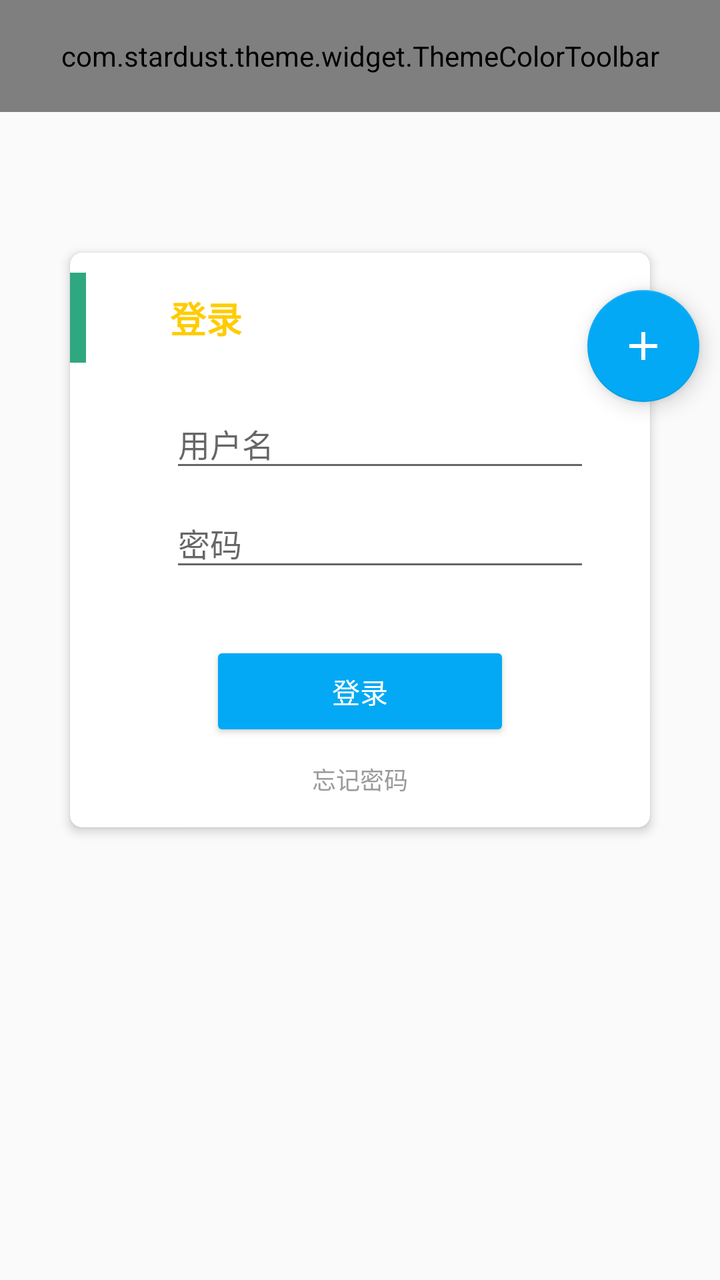
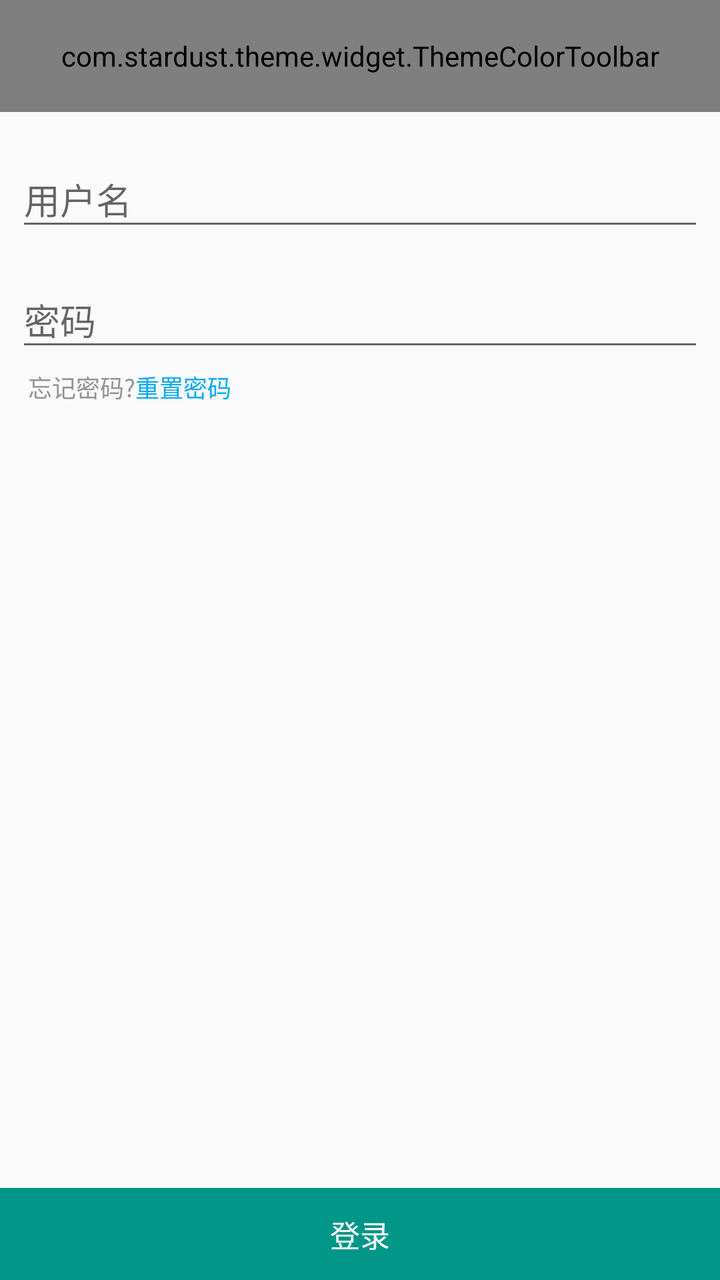

Screens rendered from an Android XML layout before and after an edit, with the pre-edit source and the edit as a unified diff.
<!-- AndroidManifest.xml: application theme AppTheme -->
<!-- res/layout/activity_login.xml -->
<?xml version="1.0" encoding="utf-8"?>
<LinearLayout xmlns:android="http://schemas.android.com/apk/res/android"
              xmlns:app="http://schemas.android.com/apk/res-auto"
              xmlns:tools="http://schemas.android.com/tools"
              android:layout_width="match_parent"
              android:layout_height="match_parent"
              android:orientation="vertical">


    <android.support.design.widget.AppBarLayout
        android:id="@+id/app_bar"
        android:layout_width="match_parent"
        android:layout_height="wrap_content"
        android:theme="@style/AppTheme.AppBarOverlay">

        <com.stardust.theme.widget.ThemeColorToolbar
            android:id="@+id/toolbar"
            android:layout_width="match_parent"
            android:layout_height="?attr/actionBarSize"
            android:title="@string/text_login"
            app:layout_scrollFlags="scroll|enterAlways"
            app:popupTheme="@style/AppTheme.PopupOverlay"/>

    </android.support.design.widget.AppBarLayout>


    <RelativeLayout
        android:layout_width="match_parent"
        android:layout_height="match_parent">

        <android.support.v7.widget.CardView
            android:id="@+id/cv"
            android:layout_width="300dp"
            android:layout_height="300dp"
            android:layout_centerHorizontal="true"
            android:layout_marginTop="64dp"
            app:cardCornerRadius="6dp"
            app:cardElevation="3dp"
            app:cardUseCompatPadding="true">

            <LinearLayout
                android:layout_width="match_parent"
                android:layout_height="match_parent"
                android:orientation="vertical"
                >

                <RelativeLayout
                    android:layout_width="match_parent"
                    android:layout_height="45dp"
                    android:layout_marginTop="10dp">

                    <View
                        android:layout_width="8dp"
                        android:layout_height="match_parent"
                        android:layout_alignParentStart="true"
                        android:background="#2fa881"
                        />

                    <TextView
                        android:layout_width="wrap_content"
                        android:layout_height="wrap_content"
                        android:layout_centerVertical="true"
                        android:layout_marginStart="50dp"
                        android:text="@string/text_login"
                        android:textColor="#FFCC00"
                        android:textSize="18sp"
                        android:textStyle="bold"
                        />
                </RelativeLayout>

                <LinearLayout
                    android:layout_width="match_parent"
                    android:layout_height="wrap_content"
                    android:layout_marginTop="10dp"
                    android:orientation="horizontal"
                    android:paddingEnd="30dp"
                    android:paddingStart="50dp">

                    <android.support.design.widget.TextInputLayout
                        android:layout_width="match_parent"
                        android:layout_height="wrap_content">

                        <EditText
                            android:id="@+id/username"
                            android:layout_width="match_parent"
                            android:layout_height="wrap_content"
                            android:hint="@string/text_username"
                            android:inputType="textPersonName"
                            android:textSize="16sp"/>
                    </android.support.design.widget.TextInputLayout>
                </LinearLayout>

                <LinearLayout
                    android:layout_width="match_parent"
                    android:layout_height="wrap_content"
                    android:orientation="horizontal"
                    android:paddingEnd="30dp"
                    android:paddingStart="50dp">

                    <android.support.design.widget.TextInputLayout
                        android:layout_width="match_parent"
                        android:layout_height="wrap_content">

                        <EditText
                            android:id="@+id/password"
                            android:layout_width="match_parent"
                            android:layout_height="wrap_content"
                            android:hint="@string/text_password"
                            android:inputType="textPassword"
                            android:textSize="16sp"
                            />
                    </android.support.design.widget.TextInputLayout>
                </LinearLayout>

                <RelativeLayout
                    android:layout_width="match_parent"
                    android:layout_height="60dp"
                    android:layout_marginTop="25dp"
                    android:gravity="center">

                    <Button
                        android:id="@+id/login"
                        style="@style/Widget.AppCompat.Button.Colored"
                        android:layout_width="150dp"
                        android:layout_height="50dp"
                        android:text="@string/text_login"
                        >
                    </Button>
                </RelativeLayout>

                <TextView
                    android:layout_width="wrap_content"
                    android:layout_height="wrap_content"
                    android:layout_gravity="center_horizontal"
                    android:layout_marginTop="5dp"
                    android:text="@string/text_forgot_password"
                    android:textColor="#9a9a9a"
                    android:textSize="12sp"
                    />
            </LinearLayout>
        </android.support.v7.widget.CardView>

        <android.support.design.widget.FloatingActionButton
            android:id="@+id/fab"
            android:layout_width="wrap_content"
            android:layout_height="wrap_content"
            android:layout_alignEnd="@id/cv"
            android:layout_alignTop="@id/cv"
            android:layout_marginEnd="-20dp"
            android:layout_marginTop="25dp"
            android:src="@drawable/ic_add_white_48dp"
            android:transitionName="loginFab"
            app:fabSize="normal"
            />
    </RelativeLayout>


</LinearLayout>
<!-- resources referenced by this layout -->
<resources>
  <!-- drawable ic_add_white_48dp: png bitmap (drawable, 116 bytes) -->
  <string name="text_forgot_password">忘记密码</string>
  <string name="text_login">登录</string>
  <string name="text_password">密码</string>
  <string name="text_username">用户名</string>
  <style name="AppTheme.AppBarOverlay" parent="ThemeOverlay.AppCompat.Dark.ActionBar" />
  <style name="AppTheme.PopupOverlay" parent="ThemeOverlay.AppCompat.Dark.ActionBar" />
  <style name="AppTheme" parent="Theme.AppCompat.Light.NoActionBar">
          <item name="colorPrimary">@color/colorPrimary</item>
          <item name="colorPrimaryDark">@color/colorPrimaryDark</item>
          <item name="colorAccent">@color/colorAccent</item>
  
      </style>
  <color name="colorPrimary">#009688</color>
  <color name="colorPrimaryDark">#009688</color>
  <color name="colorAccent">#03a9f4</color>
</resources>

<!-- the commit's change to res/layout/activity_login.xml (unified diff, before → after) -->
@@ -1,158 +1,102 @@
 <?xml version="1.0" encoding="utf-8"?>
-<LinearLayout xmlns:android="http://schemas.android.com/apk/res/android"
-              xmlns:app="http://schemas.android.com/apk/res-auto"
-              xmlns:tools="http://schemas.android.com/tools"
-              android:layout_width="match_parent"
-              android:layout_height="match_parent"
-              android:orientation="vertical">
+<FrameLayout xmlns:android="http://schemas.android.com/apk/res/android"
+             xmlns:app="http://schemas.android.com/apk/res-auto"
+             xmlns:tools="http://schemas.android.com/tools"
+             android:layout_width="match_parent"
+             android:layout_height="match_parent">
+
+    <LinearLayout
+        android:layout_width="match_parent"
+        android:layout_height="wrap_content"
+        android:orientation="vertical">
+
+        <android.support.design.widget.AppBarLayout
+            android:id="@+id/app_bar"
+            android:layout_width="match_parent"
+            android:layout_height="wrap_content"
+            android:theme="@style/AppTheme.AppBarOverlay">
+
+            <com.stardust.theme.widget.ThemeColorToolbar
+                android:id="@+id/toolbar"
+                android:layout_width="match_parent"
+                android:layout_height="?attr/actionBarSize"
+                android:title="@string/text_login"
+                app:layout_scrollFlags="scroll|enterAlways"
+                app:popupTheme="@style/AppTheme.PopupOverlay"/>
+
+        </android.support.design.widget.AppBarLayout>
 
 
-    <android.support.design.widget.AppBarLayout
-        android:id="@+id/app_bar"
+        <android.support.design.widget.TextInputLayout
+            android:layout_width="match_parent"
+            android:layout_height="wrap_content"
+            android:layout_marginBottom="8dp"
+            android:layout_marginLeft="8dp"
+            android:layout_marginRight="8dp"
+            android:layout_marginTop="12dp">
+
+            <android.support.design.widget.TextInputEditText
+                android:id="@+id/username"
+                android:layout_width="match_parent"
+                android:layout_height="wrap_content"
+                android:hint="@string/text_username"
+                android:textColor="#dd000000"/>
+
+        </android.support.design.widget.TextInputLayout>
+
+        <android.support.design.widget.TextInputLayout
+            android:layout_width="match_parent"
+            android:layout_height="wrap_content"
+            android:layout_marginLeft="8dp"
+            android:layout_marginRight="8dp">
+
+            <android.support.design.widget.TextInputEditText
+                android:id="@+id/password"
+                android:layout_width="match_parent"
+                android:layout_height="wrap_content"
+                android:hint="@string/text_password"
+                android:inputType="textPassword"
+                android:textColor="#dd000000"/>
+
+        </android.support.design.widget.TextInputLayout>
+
+        <LinearLayout
+            android:id="@+id/forgot_password"
+            android:layout_width="match_parent"
+            android:layout_height="wrap_content"
+            android:layout_marginLeft="10dp"
+            android:orientation="horizontal"
+            android:padding="4dp">
+
+            <TextView
+                android:layout_width="wrap_content"
+                android:layout_height="wrap_content"
+                android:text="@string/text_forgot_password"
+                android:textColor="#929397"
+                android:textSize="12sp"/>
+
+            <TextView
+                android:layout_width="wrap_content"
+                android:layout_height="wrap_content"
+                android:text="@string/text_reset_password"
+                android:textColor="@color/colorAccent"
+                android:textSize="12sp"/>
+        </LinearLayout>
+
+
+    </LinearLayout>
+
+    <TextView
+        android:id="@+id/login"
         android:layout_width="match_parent"
         android:layout_height="wrap_content"
-        android:theme="@style/AppTheme.AppBarOverlay">
+        android:layout_gravity="bottom"
+        android:background="@color/colorPrimary"
+        android:foreground="?selectableItemBackground"
+        android:gravity="center"
+        android:padding="12dp"
+        android:text="@string/text_login"
+        android:textColor="@android:color/white"
+        android:textSize="15sp"/>
 
-        <com.stardust.theme.widget.ThemeColorToolbar
-            android:id="@+id/toolbar"
-            android:layout_width="match_parent"
-            android:layout_height="?attr/actionBarSize"
-            android:title="@string/text_login"
-            app:layout_scrollFlags="scroll|enterAlways"
-            app:popupTheme="@style/AppTheme.PopupOverlay"/>
-
-    </android.support.design.widget.AppBarLayout>
-
-
-    <RelativeLayout
-        android:layout_width="match_parent"
-        android:layout_height="match_parent">
-
-        <android.support.v7.widget.CardView
-            android:id="@+id/cv"
-            android:layout_width="300dp"
-            android:layout_height="300dp"
-            android:layout_centerHorizontal="true"
-            android:layout_marginTop="64dp"
-            app:cardCornerRadius="6dp"
-            app:cardElevation="3dp"
-            app:cardUseCompatPadding="true">
-
-            <LinearLayout
-                android:layout_width="match_parent"
-                android:layout_height="match_parent"
-                android:orientation="vertical"
-                >
-
-                <RelativeLayout
-                    android:layout_width="match_parent"
-                    android:layout_height="45dp"
-                    android:layout_marginTop="10dp">
-
-                    <View
-                        android:layout_width="8dp"
-                        android:layout_height="match_parent"
-                        android:layout_alignParentStart="true"
-                        android:background="#2fa881"
-                        />
-
-                    <TextView
-                        android:layout_width="wrap_content"
-                        android:layout_height="wrap_content"
-                        android:layout_centerVertical="true"
-                        android:layout_marginStart="50dp"
-                        android:text="@string/text_login"
-                        android:textColor="#FFCC00"
-                        android:textSize="18sp"
-                        android:textStyle="bold"
-                        />
-                </RelativeLayout>
-
-                <LinearLayout
-                    android:layout_width="match_parent"
-                    android:layout_height="wrap_content"
-                    android:layout_marginTop="10dp"
-                    android:orientation="horizontal"
-                    android:paddingEnd="30dp"
-                    android:paddingStart="50dp">
-
-                    <android.support.design.widget.TextInputLayout
-                        android:layout_width="match_parent"
-                        android:layout_height="wrap_content">
-
-                        <EditText
-                            android:id="@+id/username"
-                            android:layout_width="match_parent"
-                            android:layout_height="wrap_content"
-                            android:hint="@string/text_username"
-                            android:inputType="textPersonName"
-                            android:textSize="16sp"/>
-                    </android.support.design.widget.TextInputLayout>
-                </LinearLayout>
-
-                <LinearLayout
-                    android:layout_width="match_parent"
-                    android:layout_height="wrap_content"
-                    android:orientation="horizontal"
-                    android:paddingEnd="30dp"
-                    android:paddingStart="50dp">
-
-                    <android.support.design.widget.TextInputLayout
-                        android:layout_width="match_parent"
-                        android:layout_height="wrap_content">
-
-                        <EditText
-                            android:id="@+id/password"
-                            android:layout_width="match_parent"
-                            android:layout_height="wrap_content"
-                            android:hint="@string/text_password"
-                            android:inputType="textPassword"
-                            android:textSize="16sp"
-                            />
-                    </android.support.design.widget.TextInputLayout>
-                </LinearLayout>
-
-                <RelativeLayout
-                    android:layout_width="match_parent"
-                    android:layout_height="60dp"
-                    android:layout_marginTop="25dp"
-                    android:gravity="center">
-
-                    <Button
-                        android:id="@+id/login"
-                        style="@style/Widget.AppCompat.Button.Colored"
-                        android:layout_width="150dp"
-                        android:layout_height="50dp"
-                        android:text="@string/text_login"
-                        >
-                    </Button>
-                </RelativeLayout>
-
-                <TextView
-                    android:layout_width="wrap_content"
-                    android:layout_height="wrap_content"
-                    android:layout_gravity="center_horizontal"
-                    android:layout_marginTop="5dp"
-                    android:text="@string/text_forgot_password"
-                    android:textColor="#9a9a9a"
-                    android:textSize="12sp"
-                    />
-            </LinearLayout>
-        </android.support.v7.widget.CardView>
-
-        <android.support.design.widget.FloatingActionButton
-            android:id="@+id/fab"
-            android:layout_width="wrap_content"
-            android:layout_height="wrap_content"
-            android:layout_alignEnd="@id/cv"
-            android:layout_alignTop="@id/cv"
-            android:layout_marginEnd="-20dp"
-            android:layout_marginTop="25dp"
-            android:src="@drawable/ic_add_white_48dp"
-            android:transitionName="loginFab"
-            app:fabSize="normal"
-            />
-    </RelativeLayout>
-
-
-</LinearLayout>
+</FrameLayout>
<!-- resource entries referenced after the edit -->
@@ -1,9 +1,9 @@
 <!-- resources referenced by this layout -->
 <resources>
-  <!-- drawable ic_add_white_48dp: png bitmap (drawable, 116 bytes) -->
-  <string name="text_forgot_password">忘记密码</string>
+  <string name="text_forgot_password">忘记密码?</string>
   <string name="text_login">登录</string>
   <string name="text_password">密码</string>
+  <string name="text_reset_password">重置密码</string>
   <string name="text_username">用户名</string>
   <style name="AppTheme.AppBarOverlay" parent="ThemeOverlay.AppCompat.Dark.ActionBar" />
   <style name="AppTheme.PopupOverlay" parent="ThemeOverlay.AppCompat.Dark.ActionBar" />
